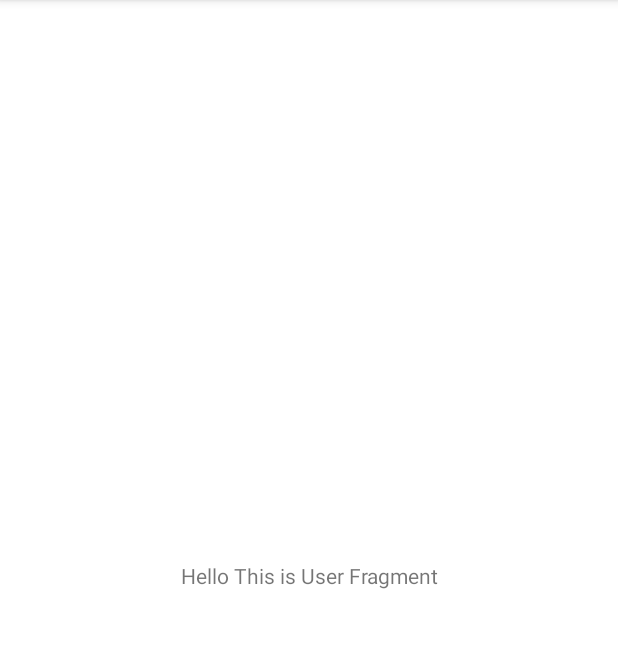
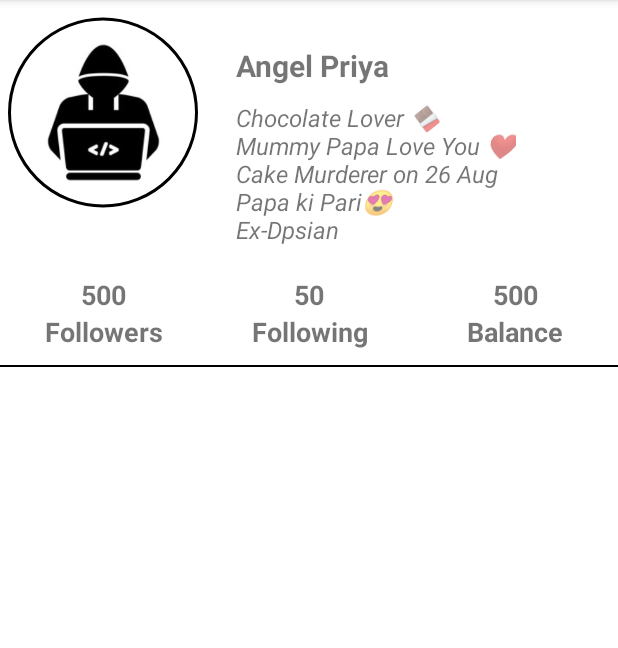
Before and after one commit to meemoworld/MajamaApp, an Android app: the fragment User shown on its own in the app's theme, on a phone screen of 412 x 824 dp, the part 84-732 px from its top. Run offline under Robolectric (Android 15) with nearby library versions, the phone set to English and light mode, and no system bars; our stand-ins replace CircleImageView, Firebase (no records; nobody signed in at launch, a user with empty details on screens opened directly); 1 statement that could not run was skipped.

Commit message:
User Fragment

```diff
--- a/app/src/main/res/layout/fragment_user.xml
+++ b/app/src/main/res/layout/fragment_user.xml
@@ -1,15 +1,181 @@
 <?xml version="1.0" encoding="utf-8"?>
-<FrameLayout xmlns:android="http://schemas.android.com/apk/res/android"
+<RelativeLayout xmlns:android="http://schemas.android.com/apk/res/android"
+    xmlns:app="http://schemas.android.com/apk/res-auto"
     xmlns:tools="http://schemas.android.com/tools"
     android:layout_width="match_parent"
     android:layout_height="match_parent"
-    tools:context=".MainActivityFragments.User">
+    tools:context=".User.ProfileActivity">
 
-    <!-- TODO: Update blank fragment layout -->
-    <TextView
+    <LinearLayout
+        android:id="@+id/linear"
         android:layout_width="match_parent"
-        android:layout_height="match_parent"
-        android:text="Hello This is User Fragment"
-        android:gravity="center" />
+        android:layout_height="wrap_content"
+        android:orientation="horizontal">
 
-</FrameLayout>
+        <de.hdodenhof.circleimageview.CircleImageView
+            android:layout_width="0dp"
+            android:layout_height="150dp"
+            android:layout_weight="1"
+            android:padding="5dp"
+            android:src="@drawable/coder"
+            app:civ_border_color="#FF000000"
+            app:civ_border_width="2dp" />
+
+
+        <RelativeLayout
+            android:layout_width="0dp"
+            android:layout_height="wrap_content"
+            android:layout_weight="2">
+
+            <TextView
+                android:id="@+id/name_txt_box_visiting"
+                android:layout_width="wrap_content"
+                android:layout_height="wrap_content"
+                android:layout_marginLeft="20dp"
+                android:layout_marginTop="30dp"
+                android:layout_weight="2"
+                android:text="Angel Priya"
+                android:textSize="20sp"
+                android:textStyle="bold">
+
+            </TextView>
+
+            <TextView
+                android:id="@+id/about_visiting_profile"
+                android:layout_width="wrap_content"
+                android:layout_height="wrap_content"
+                android:layout_below="@+id/name_txt_box_visiting"
+                android:layout_marginLeft="20dp"
+                android:layout_marginTop="10dp"
+                android:layout_marginRight="20dp"
+                android:lines="5"
+                android:text="Chocolate Lover 🍫\nMummy Papa Love You ❤\nCake Murderer on 26 Aug \nPapa ki Pari😍 \nEx-Dpsian"
+                android:textSize="16sp"
+                android:textStyle="italic">
+
+            </TextView>
+
+        </RelativeLayout>
+
+    </LinearLayout>
+
+    <LinearLayout
+        android:id="@+id/LinearLayout"
+        android:layout_width="match_parent"
+        android:layout_height="wrap_content"
+        android:layout_below="@+id/linear"
+        android:layout_marginTop="20dp"
+        android:orientation="horizontal">
+
+        <RelativeLayout
+            android:layout_width="0dp"
+            android:layout_height="wrap_content"
+            android:layout_weight="1">
+
+            <TextView
+                android:id="@+id/count_follower_visiting_profile"
+                android:layout_width="match_parent"
+                android:layout_height="wrap_content"
+                android:gravity="center"
+                android:text="500"
+                android:textSize="18sp"
+                android:textStyle="bold">
+
+            </TextView>
+
+            <TextView
+                android:id="@+id/follower"
+                android:layout_width="match_parent"
+                android:layout_height="wrap_content"
+                android:layout_below="@+id/count_follower_visiting_profile"
+                android:gravity="center"
+                android:text="Followers"
+                android:textSize="18sp"
+                android:textStyle="bold">
+
+            </TextView>
+
+        </RelativeLayout>
+
+        <RelativeLayout
+            android:layout_width="0dp"
+            android:layout_height="wrap_content"
+            android:layout_weight="1">
+
+            <TextView
+                android:id="@+id/countFollowing"
+                android:layout_width="match_parent"
+                android:layout_height="wrap_content"
+                android:gravity="center"
+                android:text="50"
+                android:textSize="18sp"
+                android:textStyle="bold">
+
+            </TextView>
+
+            <TextView
+                android:id="@+id/following"
+                android:layout_width="match_parent"
+                android:layout_height="wrap_content"
+                android:layout_below="@+id/countFollowing"
+                android:gravity="center"
+                android:text="Following"
+                android:textSize="18sp"
+                android:textStyle="bold">
+
+            </TextView>
+
+        </RelativeLayout>
+
+        <RelativeLayout
+            android:layout_width="0dp"
+            android:layout_height="wrap_content"
+            android:layout_weight="1">
+
+            <TextView
+                android:id="@+id/count_following_visiting_profile"
+                android:layout_width="match_parent"
+                android:layout_height="wrap_content"
+                android:gravity="center"
+                android:text="500"
+                android:textSize="18sp"
+                android:textStyle="bold">
+
+            </TextView>
+
+            <TextView
+                android:id="@+id/bal"
+                android:layout_width="match_parent"
+                android:layout_height="wrap_content"
+                android:layout_below="@+id/count_following_visiting_profile"
+                android:gravity="center"
+                android:text="Balance"
+                android:textSize="18sp"
+                android:textStyle="bold">
+
+            </TextView>
+
+        </RelativeLayout>
+
+    </LinearLayout>
+
+    <View
+        android:id="@+id/line"
+        android:layout_width="match_parent"
+        android:layout_height="1dp"
+        android:layout_below="@+id/LinearLayout"
+        android:layout_marginTop="10dp"
+        android:background="@color/black" />
+
+    <androidx.recyclerview.widget.RecyclerView
+        android:layout_width="match_parent"
+        android:layout_height="wrap_content"
+        android:layout_below="@+id/line"
+        android:layout_marginLeft="1dp"
+        android:layout_marginTop="5dp"
+        android:layout_marginRight="1dp"
+        android:layout_marginBottom="3dp"
+        tools:listitem="@layout/interest_single_item_layout" />
+
+
+</RelativeLayout>
```
Also changed, not shown: app/src/main/AndroidManifest.xml (+4 -5 lines), app/src/main/java/com/memoworld/majama/MainActivityFragments/User.java (+18 -3 lines), app/src/main/java/com/memoworld/majama/User/ProfileActivity.java (deleted, +0 -41 lines), app/src/main/res/layout/activity_profile.xml (deleted, +0 -286 lines), app/src/main/res/menu/profile_activity_menu.xml (deleted, +0 -10 lines).
